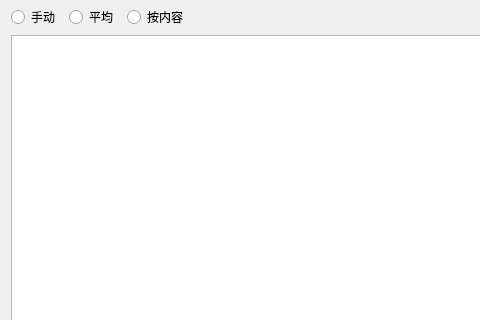
Before: the Qt Designer form Qt/ERP/storemanager.ui in superp2017/NTERP, drawn with Qt 5; both pictures show x 0 to 480 and y 0 to 320 of the 784 by 600 pixel window.
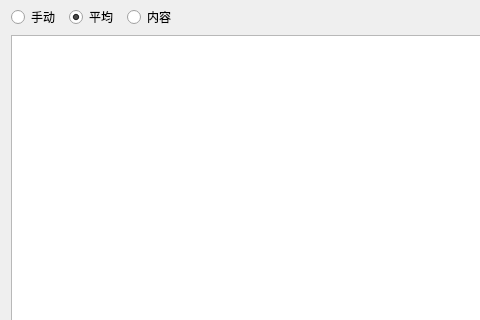
After: the same form once the commit is applied. Custom widgets are drawn as their Qt base class.

Patch:
```diff
--- a/Qt/ERP/storemanager.ui
+++ b/Qt/ERP/storemanager.ui
@@ -49,12 +49,15 @@
        <property name="text">
         <string>平均</string>
        </property>
+       <property name="checked">
+        <bool>true</bool>
+       </property>
       </widget>
      </item>
      <item>
       <widget class="QRadioButton" name="radioButton_content">
        <property name="text">
-        <string>按内容</string>
+        <string>内容</string>
        </property>
       </widget>
      </item>
```
